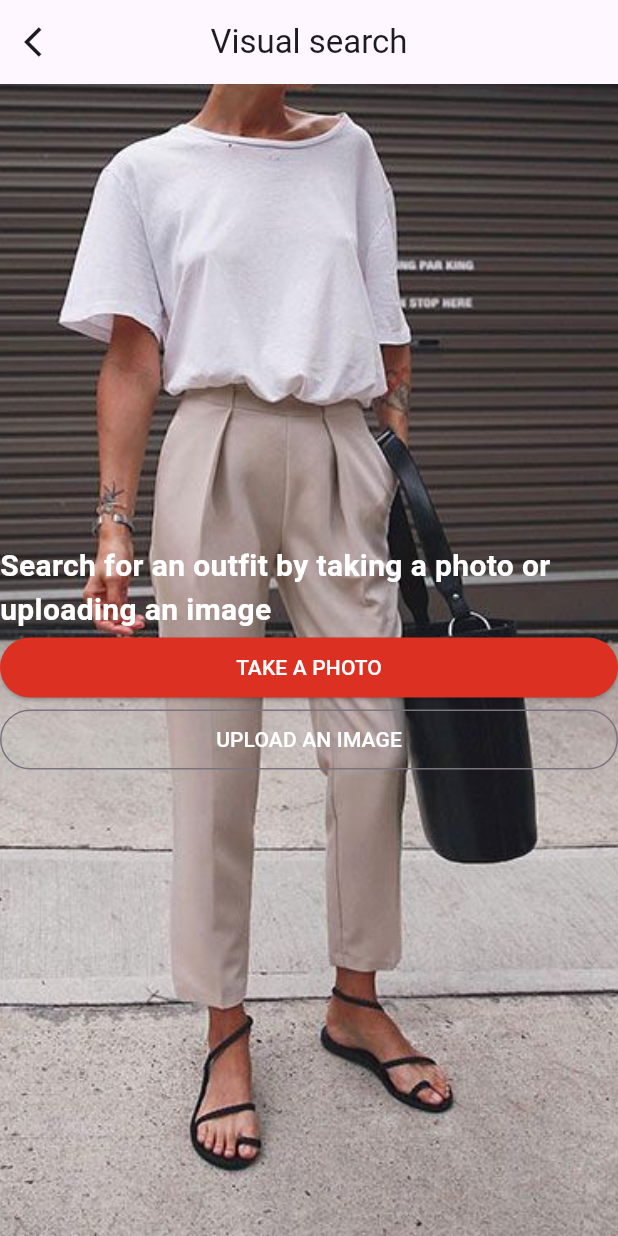
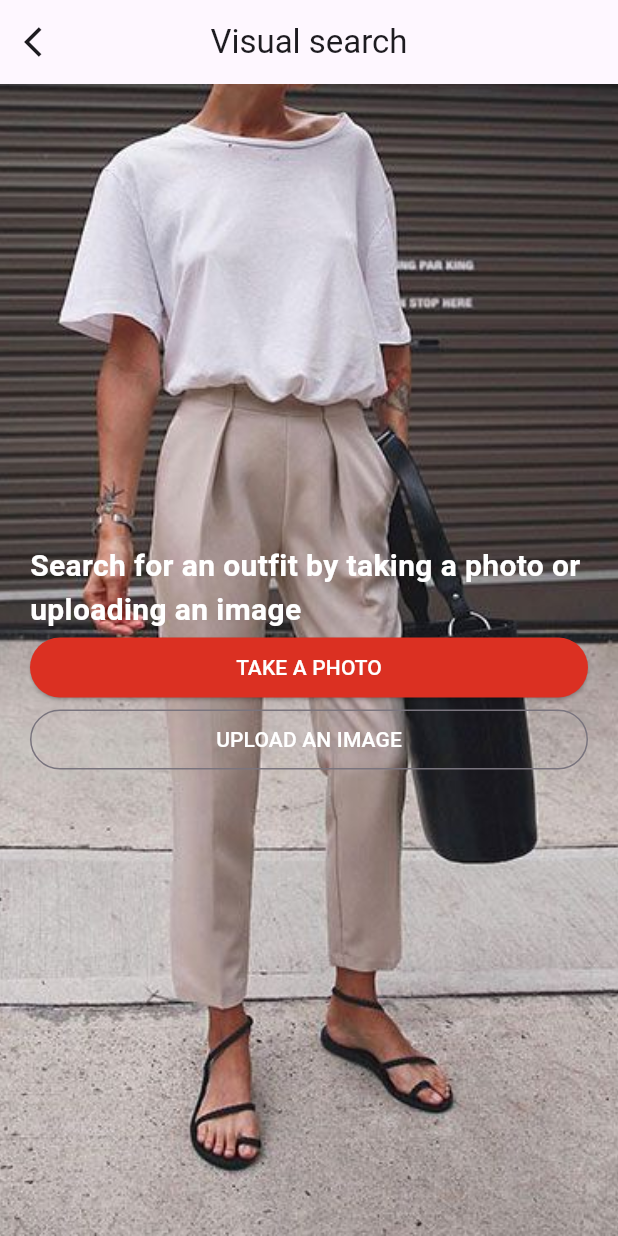
Before and after one commit to nooralom1/ecommerceapp-starting, a Flutter app: the VisualSearchPage screen opened directly, on a phone screen of 412 x 824 dp. Run offline on Flutter 3.47's test engine with Material 3 defaults, Android fonts, the phone set to English and light mode, and no system bars.

Commit message:
commit all

```diff
--- a/lib/main.dart
+++ b/lib/main.dart
@@ -1,5 +1,6 @@
 
 import 'package:ecommerce_app/pages/authentications/forgot_password_page.dart';
+import 'package:ecommerce_app/pages/view/visual_search.dart';
 import 'package:flutter/material.dart';
 
 void main() {
@@ -13,7 +14,7 @@ class MyApp extends StatelessWidget {
   Widget build(BuildContext context) {
     return const MaterialApp(
       debugShowCheckedModeBanner: false,
-      home: ForgotPasswordPage(),
+      home: VisualSearchPage(),
     );
   }
 }
--- a/lib/pages/view/visual_search.dart
+++ b/lib/pages/view/visual_search.dart
@@ -25,7 +25,9 @@ class VisualSearchPage extends StatelessWidget {
             fit: BoxFit.cover,
           ),
         ),
-        Positioned(
+        Container(
+          margin: EdgeInsets.all(20),
+          child: Positioned(
             child: Column(
               mainAxisAlignment: MainAxisAlignment.center,
               crossAxisAlignment: CrossAxisAlignment.center,
@@ -46,6 +48,7 @@ class VisualSearchPage extends StatelessWidget {
               ],
             ),
           ),
+        ),
       ]),
     );
   }
```
Lines whose indentation alone changed are shown as unchanged.
